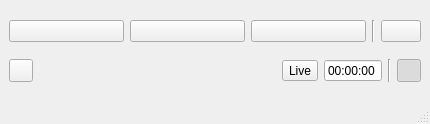
The window that player.ui (MaurizioB/PlayRSI) describes before a commit, drawn with Qt 5.
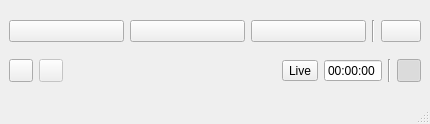
The same window after the commit. Custom widgets are drawn as their Qt base class.

Commit message: Fixed AAC segment gaps while playing, rec support.

```diff
--- a/player.ui
+++ b/player.ui
@@ -36,6 +36,22 @@
         </property>
        </widget>
       </item>
+      <item>
+       <widget class="QToolButton" name="recordBtn">
+        <property name="enabled">
+         <bool>false</bool>
+        </property>
+        <property name="sizePolicy">
+         <sizepolicy hsizetype="Maximum" vsizetype="Maximum">
+          <horstretch>0</horstretch>
+          <verstretch>0</verstretch>
+         </sizepolicy>
+        </property>
+        <property name="checkable">
+         <bool>true</bool>
+        </property>
+       </widget>
+      </item>
       <item>
        <widget class="VolumeSlider" name="volumeSlider" native="true"/>
       </item>
```
The commit also changes 2 other files.
